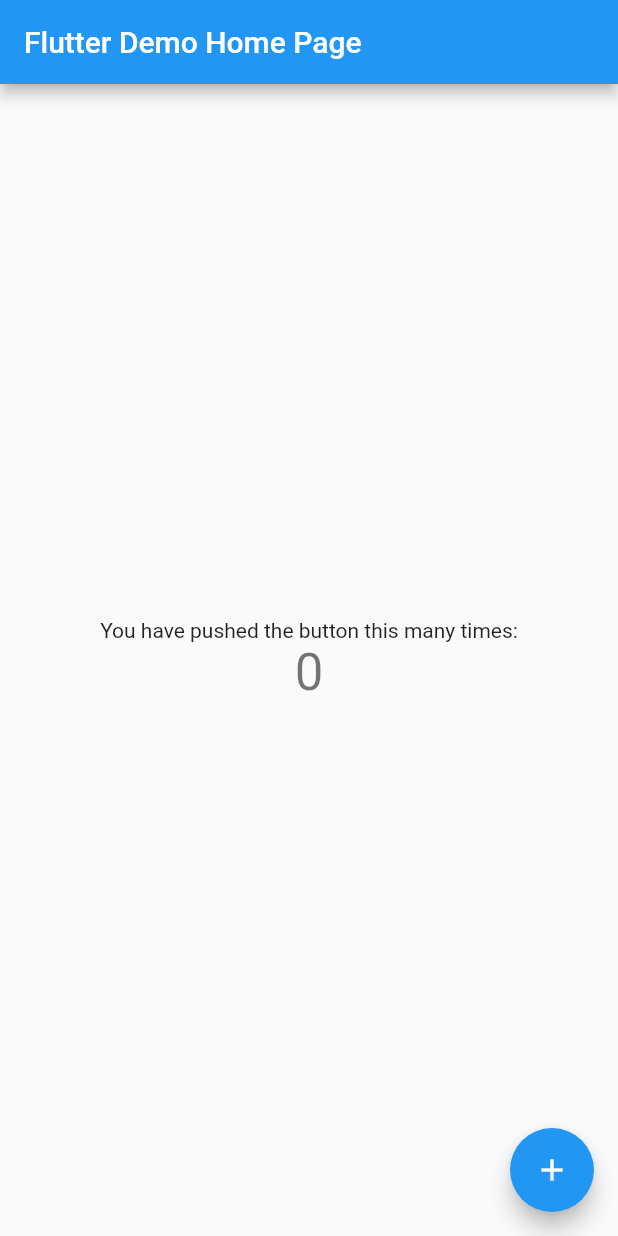
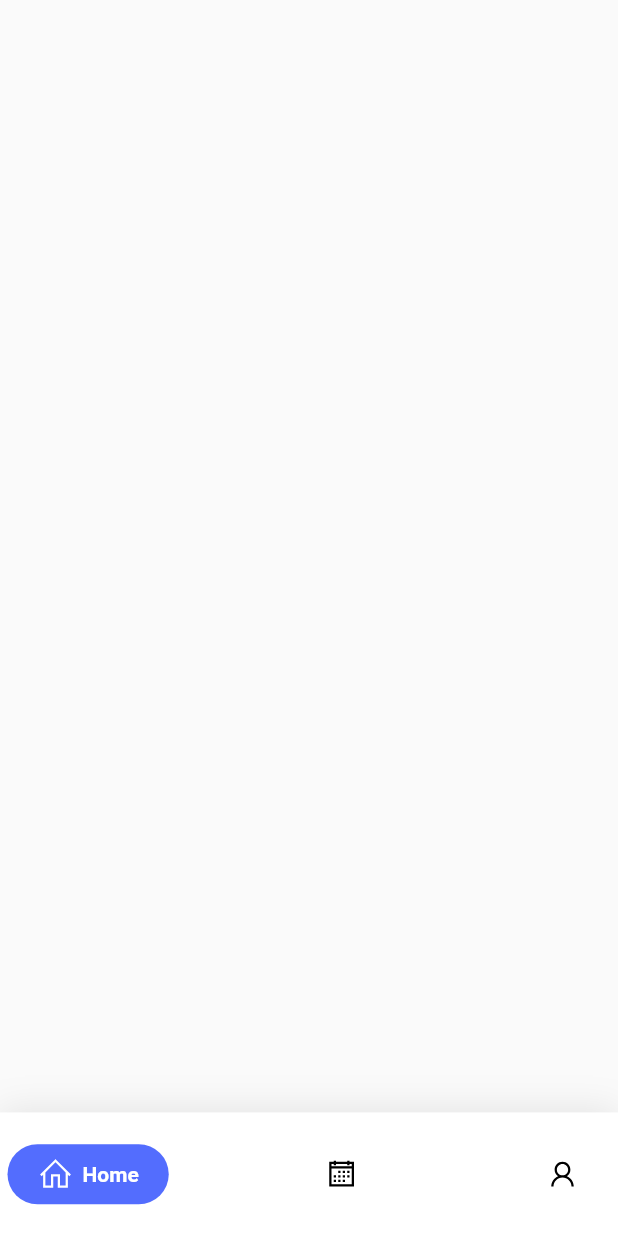
Before and after one commit to stonecoldanmol/COURSERx, a Flutter app: the screen it shows after launch, on a phone screen of 412 x 824 dp. Run offline on Flutter 3.47's test engine with Material 2 defaults, Android fonts, the light colour scheme and no system bars; drawn by our look-alikes of google_nav_bar; our stand-ins replace line_icons.

Commit message:
Added Nav Bar

```diff
--- a/lib/main.dart
+++ b/lib/main.dart
@@ -1,4 +1,12 @@
+
+import 'package:coursesapp/navbar/SizeConfig.dart';
+import 'package:coursesapp/navbar/home.dart';
+import 'package:coursesapp/navbar/profilefirst.dart';
+import 'package:coursesapp/navbar/profilesecond.dart';
 import 'package:flutter/material.dart';
+import 'package:google_nav_bar/google_nav_bar.dart';
+import 'package:line_icons/line_icons.dart';
+
 
 void main() => runApp(MyApp());
 
@@ -6,106 +14,88 @@
   // This widget is the root of your application.
   @override
   Widget build(BuildContext context) {
-    return MaterialApp(
-      title: 'Flutter Demo',
-      theme: ThemeData(
-        // This is the theme of your application.
-        //
-        // Try running your application with "flutter run". You'll see the
-        // application has a blue toolbar. Then, without quitting the app, try
-        // changing the primarySwatch below to Colors.green and then invoke
-        // "hot reload" (press "r" in the console where you ran "flutter run",
-        // or simply save your changes to "hot reload" in a Flutter IDE).
-        // Notice that the counter didn't reset back to zero; the application
-        // is not restarted.
-        primarySwatch: Colors.blue,
-      ),
-      home: MyHomePage(title: 'Flutter Demo Home Page'),
+    return LayoutBuilder(
+      builder: (context, constraints) {
+        return OrientationBuilder(
+          builder: (context, orientation) {
+            SizeConfig().init(constraints, orientation);
+            return MaterialApp(
+              debugShowCheckedModeBanner: false,
+              title: 'HomeScreen App',
+              home: ProfileHome(),
+            );
+          },
+        );
+      },
     );
   }
 }
 
-class MyHomePage extends StatefulWidget {
-  MyHomePage({Key key, this.title}) : super(key: key);
-
-  // This widget is the home page of your application. It is stateful, meaning
-  // that it has a State object (defined below) that contains fields that affect
-  // how it looks.
-
-  // This class is the configuration for the state. It holds the values (in this
-  // case the title) provided by the parent (in this case the App widget) and
-  // used by the build method of the State. Fields in a Widget subclass are
-  // always marked "final".
+class ProfileHome extends StatefulWidget {
+  ProfileHome({Key key, this.title}) : super(key: key);
 
   final String title;
 
   @override
-  _MyHomePageState createState() => _MyHomePageState();
+  _ProfileHomeState createState() => _ProfileHomeState();
 }
 
-class _MyHomePageState extends State<MyHomePage> {
-  int _counter = 0;
+class _ProfileHomeState extends State<ProfileHome> with SingleTickerProviderStateMixin{
 
-  void _incrementCounter() {
-    setState(() {
-      // This call to setState tells the Flutter framework that something has
-      // changed in this State, which causes it to rerun the build method below
-      // so that the display can reflect the updated values. If we changed
-      // _counter without calling setState(), then the build method would not be
-      // called again, and so nothing would appear to happen.
-      _counter++;
-    });
-  }
+  int _selectedIndex = 0;
+
+  List<Widget> _widgetOptions = <Widget>[
+    Home(),
+    ProfileSecond(),
+    ProfileFirst(),
+
+  ];
 
   @override
   Widget build(BuildContext context) {
-    // This method is rerun every time setState is called, for instance as done
-    // by the _incrementCounter method above.
-    //
-    // The Flutter framework has been optimized to make rerunning build methods
-    // fast, so that you can just rebuild anything that needs updating rather
-    // than having to individually change instances of widgets.
     return Scaffold(
-      appBar: AppBar(
-        // Here we take the value from the MyHomePage object that was created by
-        // the App.build method, and use it to set our appbar title.
-        title: Text(widget.title),
+      body: Center(
+        child: _widgetOptions.elementAt(_selectedIndex),
       ),
-      body: Center(
-        // Center is a layout widget. It takes a single child and positions it
-        // in the middle of the parent.
-        child: Column(
-          // Column is also a layout widget. It takes a list of children and
-          // arranges them vertically. By default, it sizes itself to fit its
-          // children horizontally, and tries to be as tall as its parent.
-          //
-          // Invoke "debug painting" (press "p" in the console, choose the
-          // "Toggle Debug Paint" action from the Flutter Inspector in Android
-          // Studio, or the "Toggle Debug Paint" command in Visual Studio Code)
-          // to see the wireframe for each widget.
-          //
-          // Column has various properties to control how it sizes itself and
-          // how it positions its children. Here we use mainAxisAlignment to
-          // center the children vertically; the main axis here is the vertical
-          // axis because Columns are vertical (the cross axis would be
-          // horizontal).
-          mainAxisAlignment: MainAxisAlignment.center,
-          children: <Widget>[
-            Text(
-              'You have pushed the button this many times:',
-            ),
-            Text(
-              '$_counter',
-              style: Theme.of(context).textTheme.display1,
-            ),
-          ],
+      bottomNavigationBar: Container(
+        height: 10 * SizeConfig.heightMultiplier,
+        decoration: BoxDecoration(color: Colors.white, boxShadow: [
+          BoxShadow(blurRadius: 20, color: Colors.black.withOpacity(.1))
+        ]),
+        child: SafeArea(
+          child: Padding(
+            padding: const EdgeInsets.symmetric(horizontal: 5.0, vertical: 8),
+            child: GNav(
+                gap: 6,
+                activeColor: Colors.white,
+                iconSize: 24,
+                padding: EdgeInsets.symmetric(horizontal: 20, vertical: 8),
+                duration: Duration(milliseconds: 800),
+                tabBackgroundColor: Colors.indigoAccent,
+                tabs: [
+                  GButton(
+                    icon: LineIcons.home,
+                    text: 'Home',
+                  ),
+                  GButton(
+                    icon: LineIcons.calendar,
+                    text: 'Courses',
+                  ),
+                  GButton(
+                    icon: LineIcons.user,
+                    text: 'Profile',
+                  ),
+                ],
+                selectedIndex: _selectedIndex,
+                onTabChange: (index) {
+                  setState(() {
+                    _selectedIndex = index;
+                  });
+                }),
+          ),
         ),
       ),
-      floatingActionButton: FloatingActionButton(
-        onPressed: _incrementCounter,
-        tooltip: 'Increment',
-        child: Icon(Icons.add),
-      ), // This trailing comma makes auto-formatting nicer for build methods.
+
     );
   }
 }
--- /dev/null
+++ b/lib/navbar/SizeConfig.dart
@@ -0,0 +1,42 @@
+import 'package:flutter/cupertino.dart';
+
+class SizeConfig {
+  static double _screenWidth;
+  static double _screenHeight;
+  static double _blockSizeHorizontal = 0;
+  static double _blockSizeVertical = 0;
+
+  static double textMultiplier;
+  static double imageSizeMultiplier;
+  static double heightMultiplier;
+  static double widthMultiplier;
+  static bool isPortrait = true;
+  static bool isMobilePortrait = false;
+
+  void init(BoxConstraints constraints, Orientation orientation) {
+    if (orientation == Orientation.portrait) {
+      _screenWidth = constraints.maxWidth;
+      _screenHeight = constraints.maxHeight;
+      isPortrait = true;
+      if (_screenWidth < 450) {
+        isMobilePortrait = true;
+      }
+    } else {
+      _screenWidth = constraints.maxHeight;
+      _screenHeight = constraints.maxWidth;
+      isPortrait = false;
+      isMobilePortrait = false;
+    }
+
+    _blockSizeHorizontal = _screenWidth / 100;
+    _blockSizeVertical = _screenHeight / 100;
+
+    textMultiplier = _blockSizeVertical;
+    imageSizeMultiplier = _blockSizeHorizontal;
+    heightMultiplier = _blockSizeVertical;
+    widthMultiplier = _blockSizeHorizontal;
+
+    print(_blockSizeHorizontal);
+    print(_blockSizeVertical);
+  }
+}
--- /dev/null
+++ b/lib/navbar/home.dart
@@ -0,0 +1,35 @@
+import 'package:flutter/material.dart';
+
+void main() => runApp(MyApp());
+
+class MyApp extends StatelessWidget {
+  // This widget is the root of your application.
+  @override
+  Widget build(BuildContext context) {
+    return MaterialApp(
+      debugShowCheckedModeBanner: false,
+      title: 'Flutter Demo',
+      home: Home(),
+    );
+  }
+}
+
+class Home extends StatefulWidget {
+  Home({Key key, this.title}) : super(key: key);
+
+
+  final String title;
+
+  @override
+  _HomeState createState() => _HomeState();
+}
+
+class _HomeState extends State<Home> {
+
+  @override
+  Widget build(BuildContext context) {
+    return Scaffold(
+
+    );
+  }
+}
```
Also changed, not shown: lib/navbar/profilefirst.dart (added, +250 -0 lines), lib/navbar/profilesecond.dart (added, +47 -0 lines), pubspec.yaml (+6 -3 lines), assets/fb.png (added), assets/insta.png (added), assets/profileimg.png (added), pubspec.lock.
